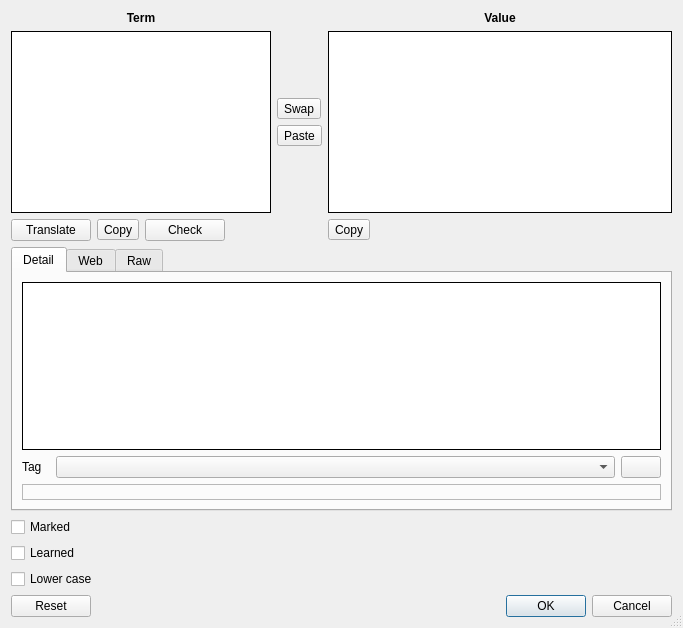
First picture: the form in Forms/WordEditor.ui, repository skynowa/iTeacher, before the edit.
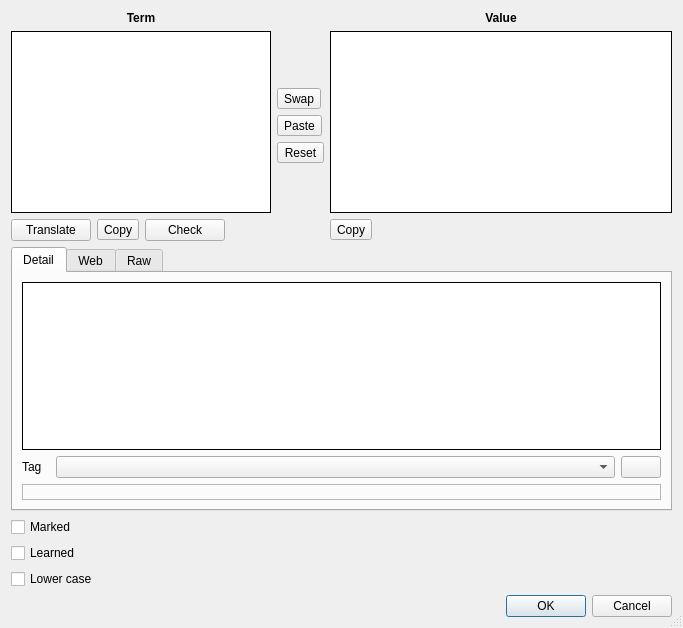
Second picture: the form after the edit. Icons and pictures are not drawn.

Commit message: WordEditor.cpp (+3) [18+/4-] - Reset button - moved

What changed in the file:
```diff
--- a/Forms/WordEditor.ui
+++ b/Forms/WordEditor.ui
@@ -27,7 +27,7 @@
       </sizepolicy>
      </property>
      <property name="standardButtons">
-      <set>QDialogButtonBox::Cancel|QDialogButtonBox::Ok|QDialogButtonBox::Reset</set>
+      <set>QDialogButtonBox::Cancel|QDialogButtonBox::Ok</set>
      </property>
     </widget>
    </item>
@@ -338,6 +338,13 @@
        </property>
       </spacer>
      </item>
+     <item row="5" column="7">
+      <widget class="QToolButton" name="tbtnReset">
+       <property name="text">
+        <string>Reset</string>
+       </property>
+      </widget>
+     </item>
     </layout>
    </item>
    <item row="1" column="0">
```
The commit also changes 2 other files.
